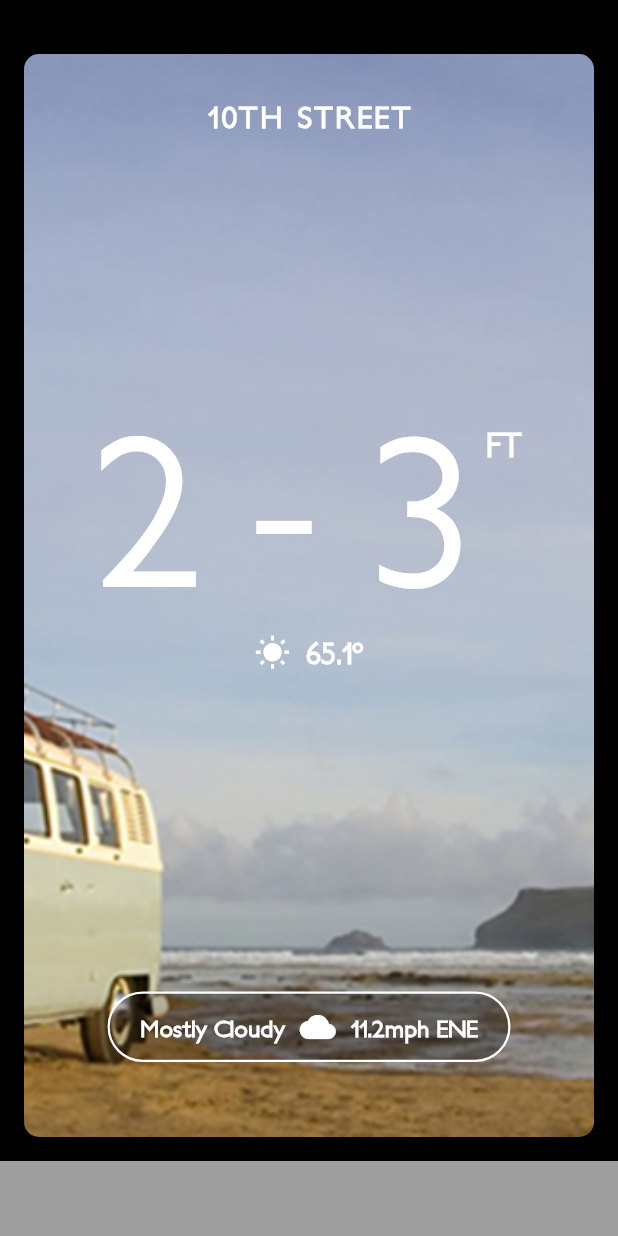
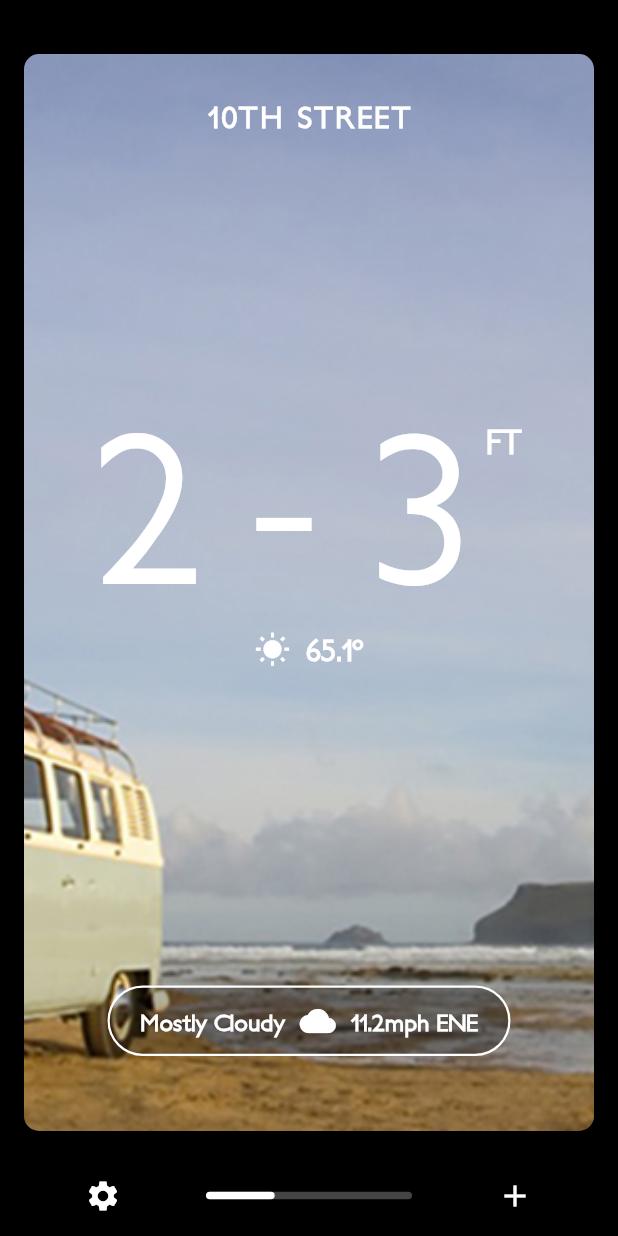
Before and after one commit to lianhuilui/flutter_ui_challenge_flip_carousel, a Flutter app: the screen it shows after launch, on a phone screen of 412 x 824 dp. Run offline on Flutter 3.47's test engine with Material 2 defaults, Android fonts, the phone set to English and light mode, and no system bars.

Commit message:
Implemented bottom bar.

```diff
--- a/lib/main.dart
+++ b/lib/main.dart
@@ -28,6 +28,8 @@ class MyHomePage extends StatefulWidget {
 }
 
 class _MyHomePageState extends State<MyHomePage> {
+  double scrollPercent = 0.0;
+
   @override
   Widget build(BuildContext context) {
     return new Scaffold(
@@ -44,15 +46,16 @@ class _MyHomePageState extends State<MyHomePage> {
           // Cards
           new Expanded(
             child: new CardFlipper(
-              cards: demoCards,
-            ),
+                cards: demoCards,
+                onScroll: (double scrollPercent) {
+                  setState(() => this.scrollPercent = scrollPercent);
+                }),
           ),
 
           // Scroll Indicator
-          new Container(
-            width: double.infinity,
-            height: 50.0,
-            color: Colors.grey,
+          new BottomBar(
+            cardCount: demoCards.length,
+            scrollPercent: scrollPercent,
           ),
         ],
       ),
@@ -62,9 +65,11 @@ class _MyHomePageState extends State<MyHomePage> {
 
 class CardFlipper extends StatefulWidget {
   final List<CardViewModel> cards;
+  final Function onScroll;
 
   CardFlipper({
     this.cards,
+    this.onScroll,
   });
 
   @override
@@ -91,6 +96,10 @@ class _CardFlipperState extends State<CardFlipper> with TickerProviderStateMixin
         setState(() {
           scrollPercent =
               lerpDouble(finishScrollStart, finishScrollEnd, finishScrollController.value);
+
+          if (widget.onScroll != null) {
+            widget.onScroll(scrollPercent);
+          }
         });
       })
       ..addStatusListener((AnimationStatus status) {});
@@ -110,6 +119,10 @@ class _CardFlipperState extends State<CardFlipper> with TickerProviderStateMixin
       scrollPercent = (startDragPercentScroll + (-singleCardDragPercent / widget.cards.length))
           .clamp(0.0, 1.0 - (1 / widget.cards.length));
       print('percentScroll: $scrollPercent');
+
+      if (widget.onScroll != null) {
+        widget.onScroll(scrollPercent);
+      }
     });
   }
 
@@ -323,3 +336,144 @@ class Card extends StatelessWidget {
     );
   }
 }
+
+class BottomBar extends StatelessWidget {
+  final int cardCount;
+  final double scrollPercent;
+
+  BottomBar({
+    this.cardCount,
+    this.scrollPercent,
+  });
+
+  @override
+  Widget build(BuildContext context) {
+    return new Container(
+      width: double.infinity,
+      child: new Padding(
+        padding: const EdgeInsets.only(top: 15.0, bottom: 15.0),
+        child: new Row(
+          children: <Widget>[
+            new Expanded(
+              child: new Center(
+                child: new Icon(
+                  Icons.settings,
+                  color: Colors.white,
+                ),
+              ),
+            ),
+            new Expanded(
+              child: new Center(
+                child: new Container(
+                  width: double.infinity,
+                  height: 5.0,
+                  child: new ScrollIndicator(
+                    cardCount: cardCount,
+                    scrollPercent: scrollPercent,
+                  ),
+                ),
+              ),
+            ),
+            new Expanded(
+              child: new Center(
+                child: new Icon(
+                  Icons.add,
+                  color: Colors.white,
+                ),
+              ),
+            ),
+          ],
+        ),
+      ),
+    );
+  }
+}
+
+class ScrollIndicator extends StatelessWidget {
+  final int cardCount;
+  final double scrollPercent;
+
+  ScrollIndicator({
+    this.cardCount,
+    this.scrollPercent,
+  });
+
+  @override
+  Widget build(BuildContext context) {
+    return new CustomPaint(
+      painter: new ScrollIndicatorPainter(
+        cardCount: cardCount,
+        scrollPercent: scrollPercent,
+      ),
+      child: new Container(),
+    );
+  }
+}
+
+class ScrollIndicatorPainter extends CustomPainter {
+  final int cardCount;
+  final double scrollPercent;
+  final Paint trackPaint;
+  final Paint thumbPaint;
+
+  ScrollIndicatorPainter({
+    this.cardCount,
+    this.scrollPercent,
+  })  : trackPaint = new Paint()
+          ..color = const Color(0xFF444444)
+          ..style = PaintingStyle.fill,
+        thumbPaint = new Paint()
+          ..color = Colors.white
+          ..style = PaintingStyle.fill;
+
+  @override
+  void paint(Canvas canvas, Size size) {
+    // Draw track
+    canvas.drawRRect(
+      new RRect.fromRectAndCorners(
+        new Rect.fromLTWH(
+          0.0,
+          0.0,
+          size.width,
+          size.height,
+        ),
+        topLeft: new Radius.circular(3.0),
+        topRight: new Radius.circular(3.0),
+        bottomLeft: new Radius.circular(3.0),
+        bottomRight: new Radius.circular(3.0),
+      ),
+      trackPaint,
+    );
+
+    // Draw thumb
+    final thumbWidth = size.width / cardCount;
+    final thumbLeft = scrollPercent * size.width;
+
+    Path thumbPath = new Path();
+    thumbPath.addRRect(
+      new RRect.fromRectAndCorners(
+        new Rect.fromLTWH(
+          thumbLeft,
+          0.0,
+          thumbWidth,
+          size.height,
+        ),
+        topLeft: new Radius.circular(3.0),
+        topRight: new Radius.circular(3.0),
+        bottomLeft: new Radius.circular(3.0),
+        bottomRight: new Radius.circular(3.0),
+      ),
+    );
+
+    // Thumb shape
+    canvas.drawPath(
+      thumbPath,
+      thumbPaint,
+    );
+  }
+
+  @override
+  bool shouldRepaint(CustomPainter oldDelegate) {
+    return true;
+  }
+}
```
